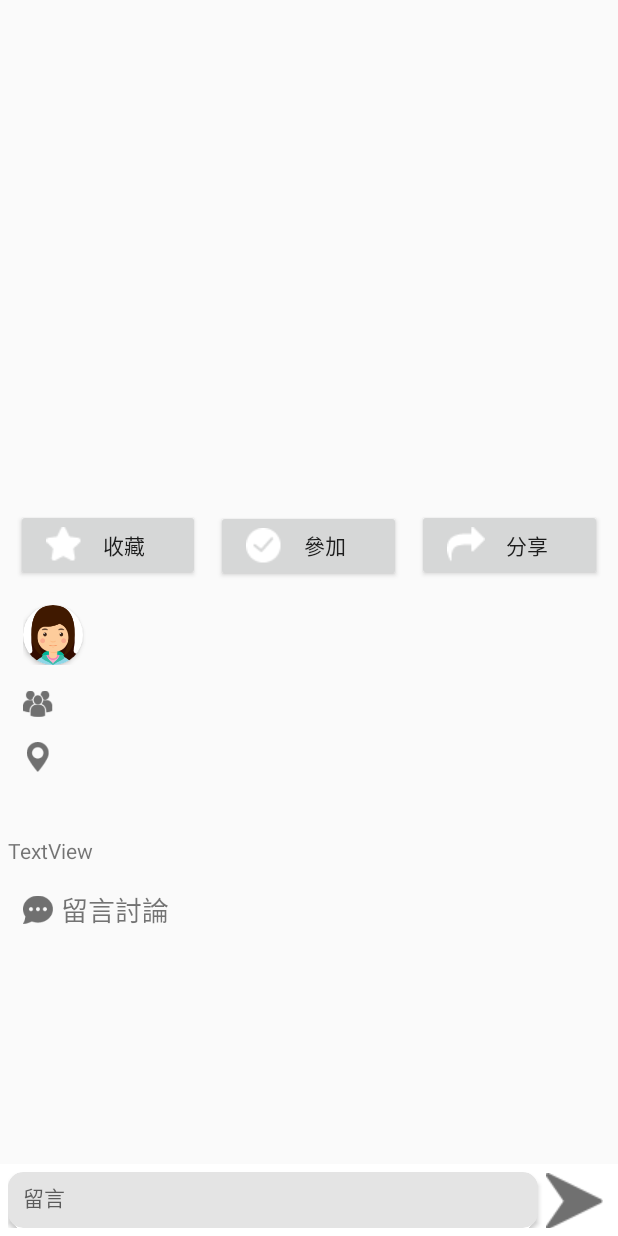
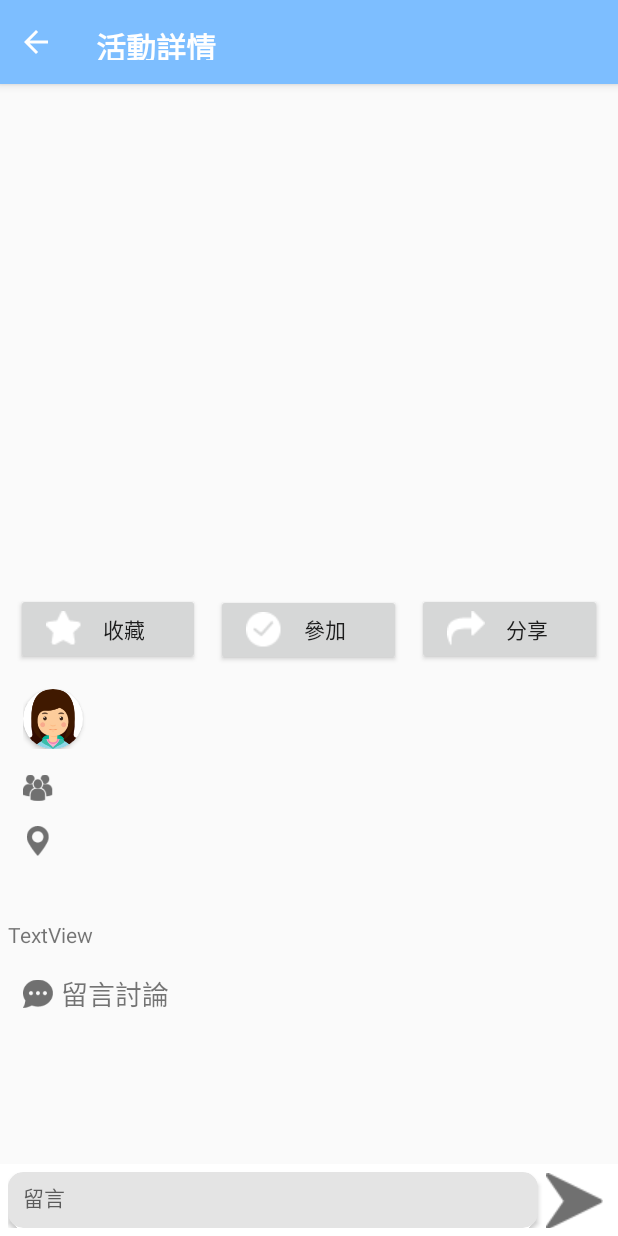
Before and after one commit to DP103-G4/EcoParty_Android, an Android app: the fragment PartyDetailFragment shown on its own in the app's theme, on a phone screen of 412 x 824 dp. Run offline under Robolectric (Android 15) with nearby library versions, the light colour scheme and no system bars; 5 statements that could not run were skipped.

Commit message:
活動詳情新增toolbar

```diff
--- a/app/src/main/java/tw/dp103g4/partydetail/PartyDetailFragment.java
+++ b/app/src/main/java/tw/dp103g4/partydetail/PartyDetailFragment.java
@@ -1,7 +1,6 @@
 package tw.dp103g4.partydetail;
 
 
-import android.app.Activity;
 import android.content.Context;
 import android.os.Bundle;
 import android.os.Handler;
@@ -18,6 +17,7 @@ import android.widget.TextView;
 
 import androidx.annotation.NonNull;
 import androidx.annotation.Nullable;
+import androidx.appcompat.widget.Toolbar;
 import androidx.fragment.app.Fragment;
 import androidx.navigation.NavController;
 import androidx.navigation.Navigation;
@@ -36,13 +36,14 @@ import java.util.Date;
 import java.util.List;
 
 import tw.dp103g4.main_android.Common;
+import tw.dp103g4.main_android.MainActivity;
 import tw.dp103g4.partylist_android.Party;
 import tw.dp103g4.task.CommonTask;
 import tw.dp103g4.task.CoverImageTask;
 
 
 public class PartyDetailFragment extends Fragment {
-    private Activity activity;
+    private MainActivity activity;
     private TextView tvName, tvTime, tvPostEndTime, tvOwner, tvParticipant, tvLocation, tvAddress, tvContent;
     private RecyclerView rvMessage;
     private ImageView ivCover, ivOwner, ivParticipant, ivLocation;
@@ -70,7 +71,7 @@ public class PartyDetailFragment extends Fragment {
     @Override
     public void onCreate(@Nullable Bundle savedInstanceState) {
         super.onCreate(savedInstanceState);
-        activity = getActivity();
+        activity = (MainActivity) getActivity();
     }
 
     @Override
@@ -83,7 +84,15 @@ public class PartyDetailFragment extends Fragment {
     @Override
     public void onViewCreated(@NonNull final View view, @Nullable Bundle savedInstanceState) {
         super.onViewCreated(view, savedInstanceState);
-
+        activity.getBottomNavigationView().setVisibility(View.GONE);
+        final NavController navController = Navigation.findNavController(view);
+        Toolbar toolbar = view.findViewById(R.id.toolbar);
+        toolbar.setNavigationOnClickListener(new View.OnClickListener() {
+            @Override
+            public void onClick(View v) {
+                navController.popBackStack();
+            }
+        });
         scrollView = view.findViewById(R.id.scrollView);
         tvName = view.findViewById(R.id.tvName);
         tvTime = view.findViewById(R.id.tvTime);
@@ -105,7 +114,6 @@ public class PartyDetailFragment extends Fragment {
         etInput = view.findViewById(R.id.etInput);
         rvMessage = view.findViewById(R.id.rvMessage);
 
-        final NavController navController = Navigation.findNavController(view);
         Bundle bundle = getArguments();
         if (bundle == null || bundle.getInt("partyId") == 0) {
             Common.showToast(activity, R.string.textNoPartiesFound);
--- a/app/src/main/res/layout/fragment_party_detail.xml
+++ b/app/src/main/res/layout/fragment_party_detail.xml
@@ -8,6 +8,36 @@
     android:layout_height="match_parent"
     tools:context="tw.dp103g4.partydetail.PartyDetailFragment">
 
+    <com.google.android.material.appbar.AppBarLayout
+        android:id="@+id/appBarLayout2"
+        android:layout_width="match_parent"
+        android:layout_height="wrap_content"
+        android:theme="@style/AppTheme.AppBarOverlay"
+        app:layout_constraintEnd_toEndOf="parent"
+        app:layout_constraintStart_toStartOf="parent"
+        app:layout_constraintTop_toTopOf="parent">
+
+        <androidx.appcompat.widget.Toolbar
+            android:id="@+id/toolbar"
+            android:layout_width="match_parent"
+            android:layout_height="?attr/actionBarSize"
+            app:contentInsetStartWithNavigation="0dp"
+            app:navigationIcon="?attr/homeAsUpIndicator">
+
+            <TextView
+                android:id="@+id/title"
+                android:layout_width="wrap_content"
+                android:layout_height="wrap_content"
+                android:gravity="center"
+                android:minHeight="?actionBarSize"
+                android:padding="@dimen/appbar_padding"
+                android:text="@string/partyTitle"
+                android:textAppearance="@style/TextAppearance.Widget.AppCompat.Toolbar.Title"
+                android:textStyle="bold" />
+
+        </androidx.appcompat.widget.Toolbar>
+    </com.google.android.material.appbar.AppBarLayout>
+
     <androidx.constraintlayout.widget.ConstraintLayout
         android:id="@+id/constraintLayout"
         android:layout_width="match_parent"
@@ -15,7 +45,7 @@
         app:layout_constraintBottom_toTopOf="@+id/inputLayout"
         app:layout_constraintEnd_toEndOf="parent"
         app:layout_constraintStart_toStartOf="parent"
-        app:layout_constraintTop_toTopOf="parent">
+        app:layout_constraintTop_toBottomOf="@+id/appBarLayout2">
 
 
         <ScrollView
--- a/app/src/main/res/values/strings.xml
+++ b/app/src/main/res/values/strings.xml
@@ -16,6 +16,7 @@
     <string name="noNewsDetail">NewsDetail not found</string>
     <string name="textChat">Chat</string>
     <string name="tabTitle">我的活動</string>
+    <string name="partyTitle">活動詳情</string>
     <string name="tab_text_1">我的活動</string>
     <string name="tab_text_2">我的花絮</string>
     <string name="toolNews">最新消息</string>
```
